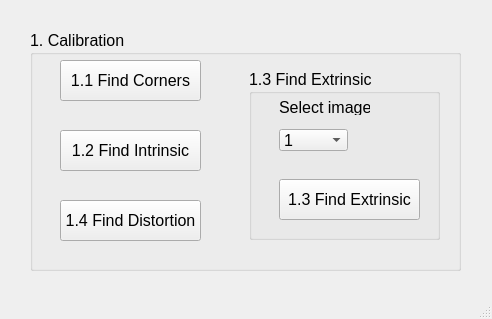
Before: the Qt Designer form Hw1/UI/hw1.ui in PinmanHuang/CVDL_2020, drawn with Qt 5.
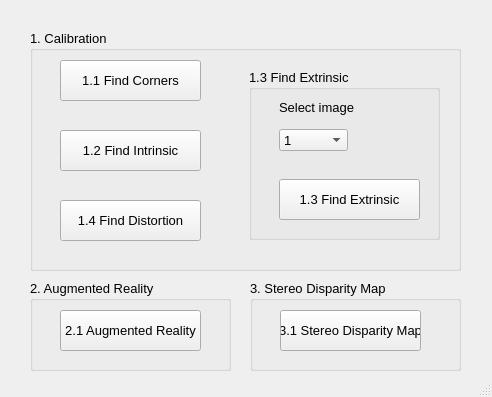
After: the same form once the commit is applied.

```diff
--- a/Hw1/UI/hw1.ui
+++ b/Hw1/UI/hw1.ui
@@ -7,7 +7,7 @@
     <x>0</x>
     <y>0</y>
     <width>492</width>
-    <height>319</height>
+    <height>397</height>
    </rect>
   </property>
   <property name="windowTitle">
@@ -25,7 +25,7 @@
     </property>
     <property name="font">
      <font>
-      <pointsize>12</pointsize>
+      <pointsize>10</pointsize>
      </font>
     </property>
     <property name="title">
@@ -42,7 +42,7 @@
      </property>
      <property name="font">
       <font>
-       <pointsize>12</pointsize>
+       <pointsize>10</pointsize>
       </font>
      </property>
      <property name="text">
@@ -60,7 +60,7 @@
      </property>
      <property name="font">
       <font>
-       <pointsize>12</pointsize>
+       <pointsize>10</pointsize>
       </font>
      </property>
      <property name="text">
@@ -78,7 +78,7 @@
      </property>
      <property name="font">
       <font>
-       <pointsize>12</pointsize>
+       <pointsize>10</pointsize>
       </font>
      </property>
      <property name="text">
@@ -204,12 +204,79 @@
         <height>41</height>
        </rect>
       </property>
+      <property name="font">
+       <font>
+        <pointsize>10</pointsize>
+       </font>
+      </property>
       <property name="text">
        <string>1.3 Find Extrinsic</string>
       </property>
      </widget>
     </widget>
    </widget>
+   <widget class="QGroupBox" name="groupBox_3">
+    <property name="geometry">
+     <rect>
+      <x>30</x>
+      <y>280</y>
+      <width>201</width>
+      <height>91</height>
+     </rect>
+    </property>
+    <property name="font">
+     <font>
+      <pointsize>10</pointsize>
+     </font>
+    </property>
+    <property name="title">
+     <string>2. Augmented Reality</string>
+    </property>
+    <widget class="QPushButton" name="pushButton_5">
+     <property name="geometry">
+      <rect>
+       <x>30</x>
+       <y>30</y>
+       <width>141</width>
+       <height>41</height>
+      </rect>
+     </property>
+     <property name="text">
+      <string>2.1 Augmented Reality</string>
+     </property>
+    </widget>
+   </widget>
+   <widget class="QGroupBox" name="groupBox_4">
+    <property name="geometry">
+     <rect>
+      <x>250</x>
+      <y>280</y>
+      <width>211</width>
+      <height>91</height>
+     </rect>
+    </property>
+    <property name="font">
+     <font>
+      <pointsize>10</pointsize>
+     </font>
+    </property>
+    <property name="title">
+     <string>3. Stereo Disparity Map</string>
+    </property>
+    <widget class="QPushButton" name="pushButton_6">
+     <property name="geometry">
+      <rect>
+       <x>30</x>
+       <y>30</y>
+       <width>141</width>
+       <height>41</height>
+      </rect>
+     </property>
+     <property name="text">
+      <string>3.1 Stereo Disparity Map</string>
+     </property>
+    </widget>
+   </widget>
   </widget>
   <widget class="QStatusBar" name="statusbar"/>
  </widget>
```
